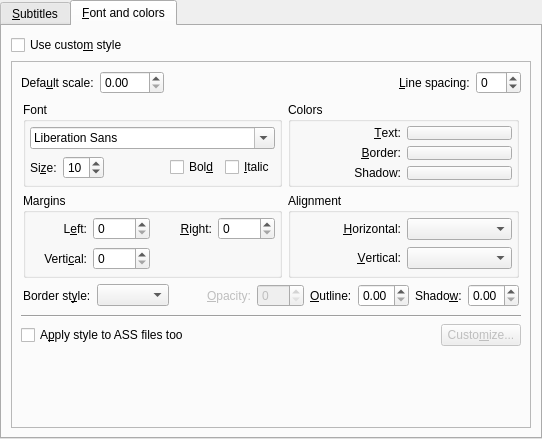
smplayer-dev/smplayer, file src/prefsubtitles.ui: the form before one commit.
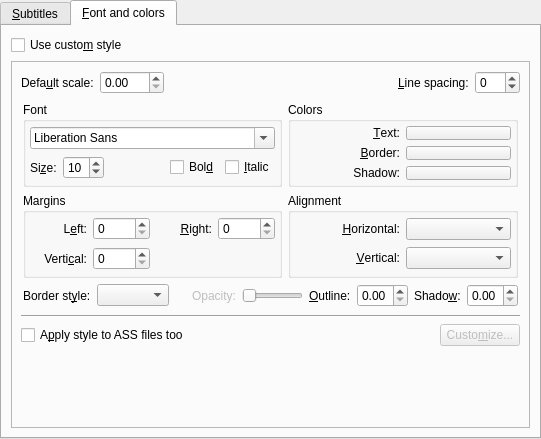
The form after the commit. The open tabs and pages were chosen to show the change. Custom widgets are drawn as their Qt base class.

Commit message: Replace the spin with a slider

```diff
--- a/src/prefsubtitles.ui
+++ b/src/prefsubtitles.ui
@@ -679,7 +679,7 @@
                    <bool>false</bool>
                   </property>
                   <property name="text">
-                   <string>&amp;Opacity:</string>
+                   <string>Opacity:</string>
                   </property>
                   <property name="buddy">
                    <cstring>opacity_spin</cstring>
@@ -687,13 +687,13 @@
                  </widget>
                 </item>
                 <item>
-                 <widget class="QSpinBox" name="opacity_spin">
-                  <property name="enabled">
-                   <bool>false</bool>
-                  </property>
+                 <widget class="QSlider" name="opacity_slider">
                   <property name="maximum">
                    <number>255</number>
                   </property>
+                  <property name="orientation">
+                   <enum>Qt::Horizontal</enum>
+                  </property>
                  </widget>
                 </item>
                 <item>
```
Left out of the diff: 4 changed lines with no effect on the pictures. The commit also changes 1 other file.
